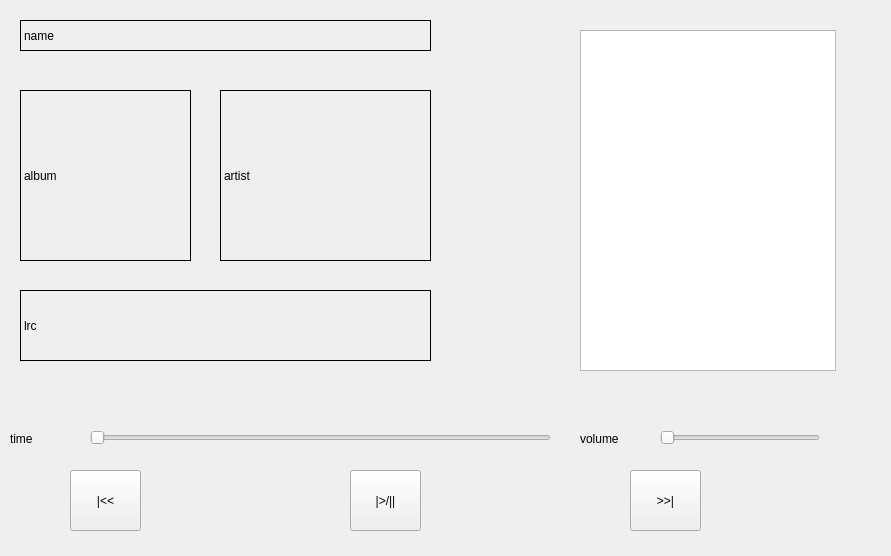
The window that player.ui (sensationone/Audio_Player2) describes before a commit, drawn with Qt 5.
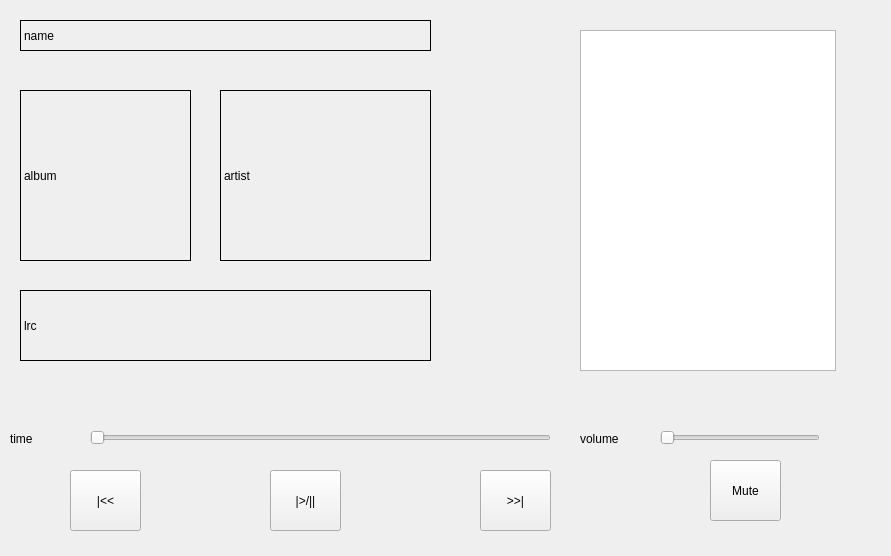
The same window after the commit.

The edit to the form file:
```diff
--- a/player.ui
+++ b/player.ui
@@ -155,7 +155,7 @@
   <widget class="QPushButton" name="btn_playpause">
    <property name="geometry">
     <rect>
-     <x>350</x>
+     <x>270</x>
      <y>470</y>
      <width>71</width>
      <height>61</height>
@@ -168,7 +168,7 @@
   <widget class="QPushButton" name="btn_next">
    <property name="geometry">
     <rect>
-     <x>630</x>
+     <x>480</x>
      <y>470</y>
      <width>71</width>
      <height>61</height>
@@ -178,6 +178,19 @@
     <string>&gt;&gt;|</string>
    </property>
   </widget>
+  <widget class="QPushButton" name="btn_mute">
+   <property name="geometry">
+    <rect>
+     <x>710</x>
+     <y>460</y>
+     <width>71</width>
+     <height>61</height>
+    </rect>
+   </property>
+   <property name="text">
+    <string>Mute</string>
+   </property>
+  </widget>
  </widget>
  <resources/>
  <connections/>
```
